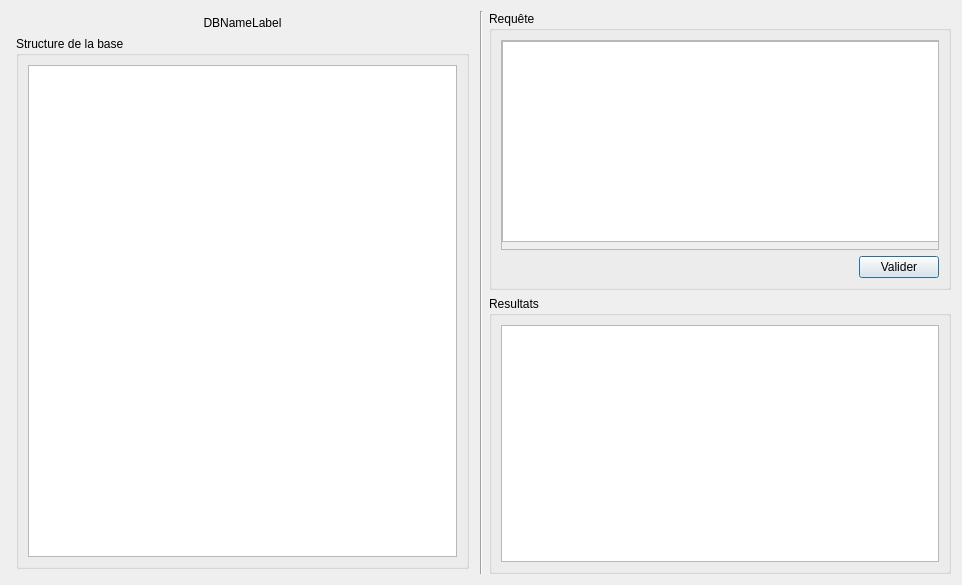
Above: dbview.ui from HenriSalard/QT_TP1 before the change. Below: the same form after it.
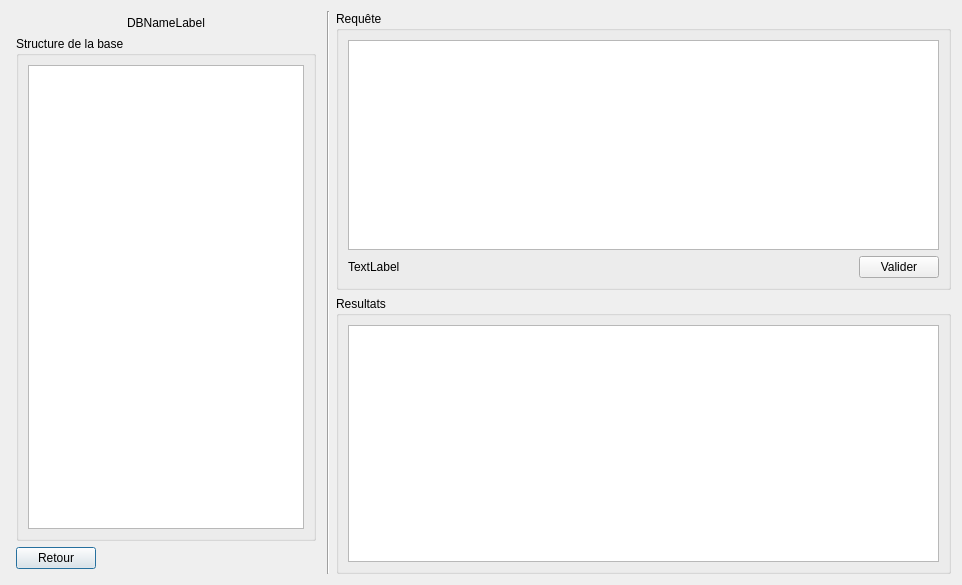
That is the form after the change.

Commit message: fin sql

The edit to the form file:
```diff
--- a/dbview.ui
+++ b/dbview.ui
@@ -48,16 +48,36 @@
        </item>
        <item>
         <widget class="QGroupBox" name="groupBox">
+         <property name="maximumSize">
+          <size>
+           <width>300</width>
+           <height>16777215</height>
+          </size>
+         </property>
          <property name="title">
           <string>Structure de la base</string>
          </property>
          <layout class="QVBoxLayout" name="verticalLayout_5">
           <item>
-           <widget class="QTableWidget" name="dbTable"/>
+           <widget class="QTableWidget" name="dbTable">
+            <property name="maximumSize">
+             <size>
+              <width>423</width>
+              <height>16777215</height>
+             </size>
+            </property>
+           </widget>
           </item>
          </layout>
         </widget>
        </item>
+       <item alignment="Qt::AlignLeft">
+        <widget class="QPushButton" name="pushButton_2">
+         <property name="text">
+          <string>Retour</string>
+         </property>
+        </widget>
+       </item>
       </layout>
      </item>
      <item>
@@ -76,30 +96,19 @@
          </property>
          <layout class="QVBoxLayout" name="verticalLayout_3">
           <item>
-           <widget class="QScrollArea" name="scrollArea">
-            <property name="widgetResizable">
-             <bool>true</bool>
-            </property>
-            <widget class="QWidget" name="scrollAreaWidgetContents">
-             <property name="geometry">
-              <rect>
-               <x>0</x>
-               <y>0</y>
-               <width>428</width>
-               <height>187</height>
-              </rect>
-             </property>
              <widget class="QTextEdit" name="textEdit">
-              <property name="geometry">
-               <rect>
-                <x>0</x>
-                <y>0</y>
-                <width>581</width>
-                <height>201</height>
-               </rect>
-              </property>
-             </widget>
-            </widget>
+            <property name="sizeAdjustPolicy">
+             <enum>QAbstractScrollArea::AdjustToContents</enum>
+            </property>
+           </widget>
+          </item>
+          <item>
+           <layout class="QHBoxLayout" name="horizontalLayout_4">
+            <item alignment="Qt::AlignLeft">
+             <widget class="QLabel" name="label">
+              <property name="text">
+               <string>TextLabel</string>
+              </property>
            </widget>
           </item>
           <item alignment="Qt::AlignRight">
@@ -108,6 +117,8 @@
              <string>Valider</string>
             </property>
            </widget>
+            </item>
+           </layout>
           </item>
          </layout>
         </widget>
```
Lines whose indentation alone changed are shown as unchanged. The commit also changes 2 other files.
